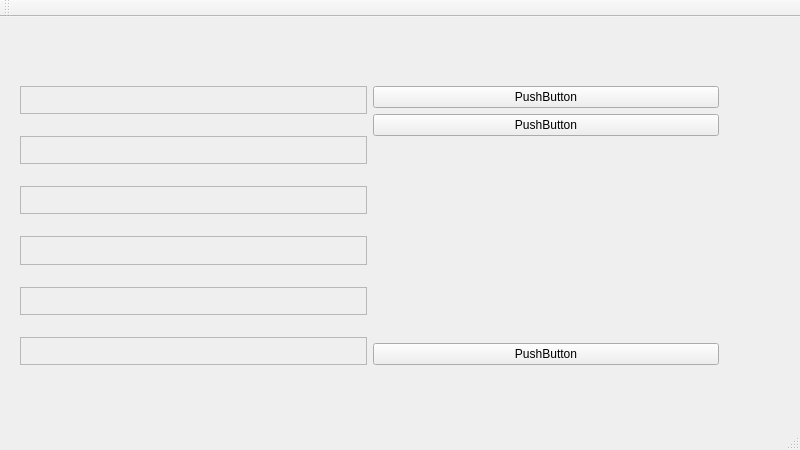
jinhang87/qtutil, file WeekPlaner/mainwindow.ui: the form before one commit.
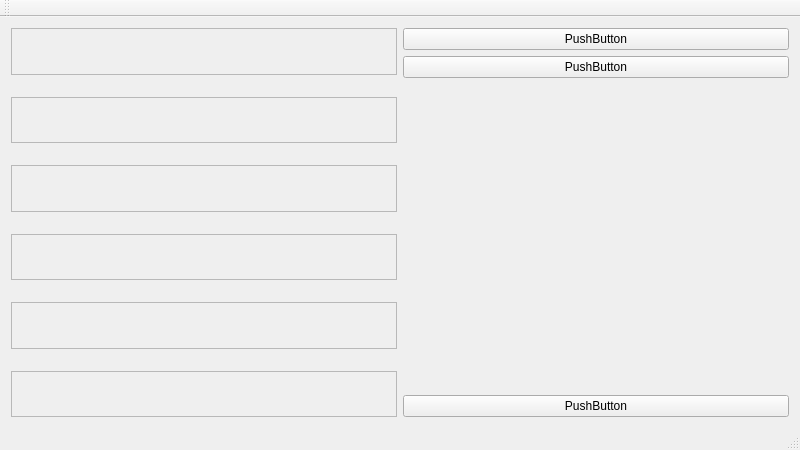
The form after the commit. Custom widgets are drawn as their Qt base class.

```diff
--- a/WeekPlaner/mainwindow.ui
+++ b/WeekPlaner/mainwindow.ui
@@ -14,15 +14,8 @@
    <string>MainWindow</string>
   </property>
   <widget class="QWidget" name="centralWidget">
-   <widget class="QWidget" name="">
-    <property name="geometry">
-     <rect>
-      <x>9</x>
-      <y>58</y>
-      <width>721</width>
-      <height>301</height>
-     </rect>
-    </property>
+   <layout class="QHBoxLayout" name="horizontalLayout">
+    <item>
     <layout class="QGridLayout" name="gridLayout">
      <item row="6" column="1">
       <widget class="QPushButton" name="pushButton_3">
@@ -126,7 +119,8 @@
       </widget>
      </item>
     </layout>
-   </widget>
+    </item>
+   </layout>
   </widget>
   <widget class="QMenuBar" name="menuBar">
    <property name="geometry">
```
Left out of the diff: 2 changed lines with no effect on the pictures. Lines whose indentation alone changed are shown as unchanged.
